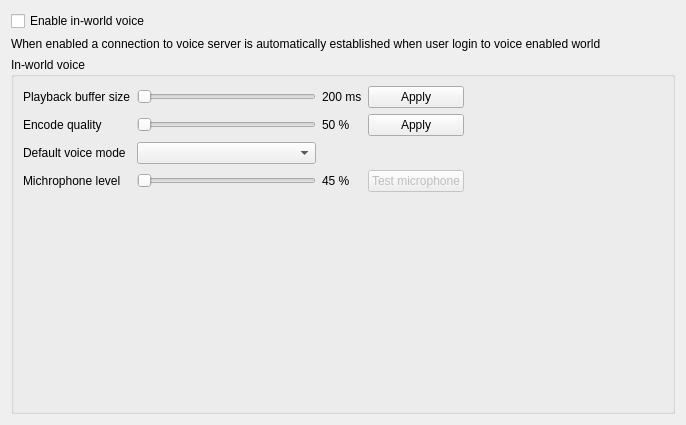
realXtend/tundra, file MumbleVoipModule/ui/VoiceSettings.ui: the form before one commit.
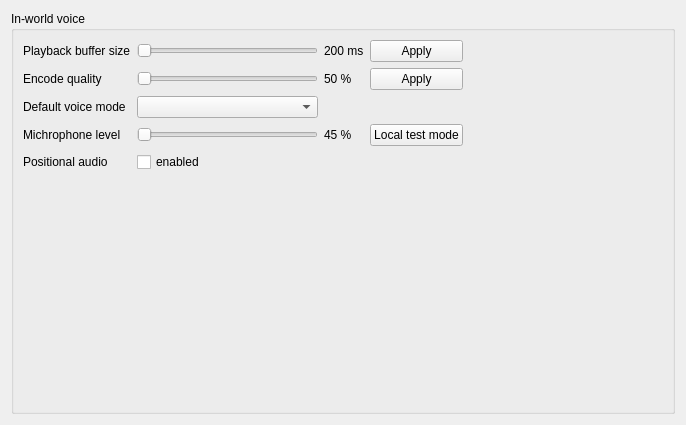
The form after the commit.

Commit message: Added local test mode and possibility to disabled positional audio for in-world voice. Minor UI tweaking.

Patch:
```diff
--- a/MumbleVoipModule/ui/VoiceSettings.ui
+++ b/MumbleVoipModule/ui/VoiceSettings.ui
@@ -15,22 +15,7 @@
   </property>
   <layout class="QVBoxLayout" name="verticalLayout_5">
    <item>
-    <layout class="QVBoxLayout" name="verticalLayout_3">
-     <item>
-      <widget class="QCheckBox" name="enabledCheckBox">
-       <property name="text">
-        <string>Enable in-world voice</string>
-       </property>
-      </widget>
-     </item>
-    </layout>
-   </item>
-   <item>
-    <widget class="QLabel" name="label">
-     <property name="text">
-      <string>When enabled a connection to voice server is automatically established when user login to voice enabled world</string>
-     </property>
-    </widget>
+    <layout class="QVBoxLayout" name="verticalLayout_3"/>
    </item>
    <item>
     <layout class="QVBoxLayout" name="verticalLayout_4">
@@ -153,10 +138,10 @@
               <item row="7" column="4">
                <widget class="QPushButton" name="testMicrophoneButton">
                 <property name="enabled">
-                 <bool>false</bool>
+                 <bool>true</bool>
                 </property>
                 <property name="text">
-                 <string>Test microphone</string>
+                 <string>Local test mode</string>
                 </property>
                 <property name="checkable">
                  <bool>false</bool>
@@ -193,6 +178,20 @@
                 </property>
                </widget>
               </item>
+              <item row="8" column="0">
+               <widget class="QLabel" name="label_2">
+                <property name="text">
+                 <string>Positional audio</string>
+                </property>
+               </widget>
+              </item>
+              <item row="8" column="1">
+               <widget class="QCheckBox" name="positionalAudioCheckBox">
+                <property name="text">
+                 <string>enabled</string>
+                </property>
+               </widget>
+              </item>
              </layout>
             </item>
             <item>
```
The commit also changes 16 other files.
